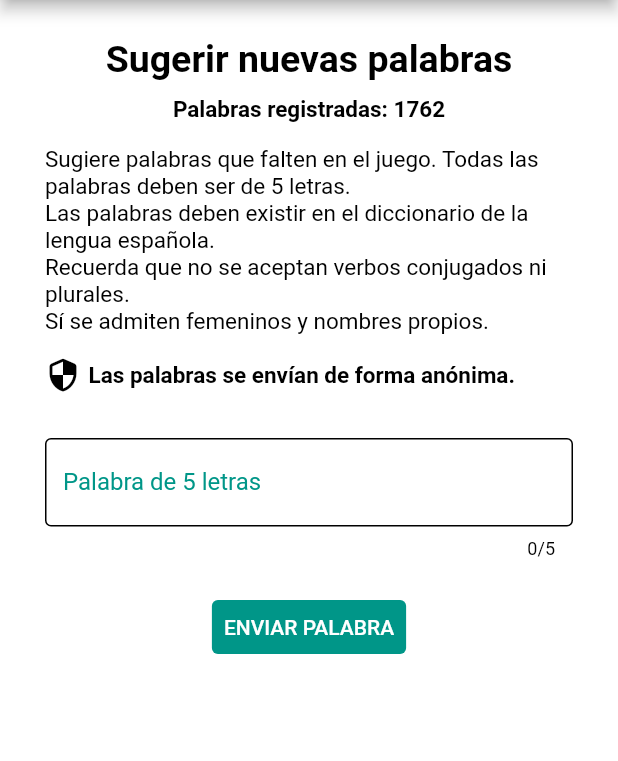
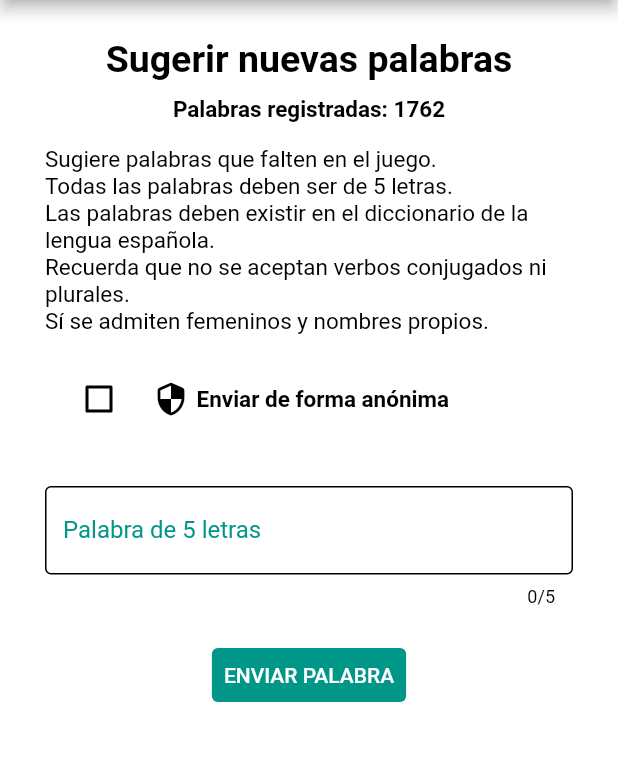
Before and after one commit to joaquinsolla/Encasillado, a Flutter app: the Suggest screen opened by its route, on a phone screen of 412 x 824 dp, the part 84-845 px from its top. Run offline on Flutter 3.47's test engine with Material 2 defaults, Android fonts, the phone set to English and light mode, and no system bars; our stand-ins replace another_flushbar, charts_flutter, cloud_firestore, firebase_core, flutter_local_notifications, google_mobile_ads and 3 more; missing offline and left inert: mailto, new_version, slide_countdown_clock, social_share, twitter_intent; accounts and stored records are empty; network calls fail; Roboto replaces fonts that are missing (RaleWay).

Commit message:
Suggestions updated

```diff
--- a/TO-DO.txt
+++ b/TO-DO.txt
@@ -1,7 +1,7 @@
 ##### TO-DO list #####
 
 -------PRIORITY--------
-sugerir anonimo
+sugerir: comprobar si ya existe
 boton de sincronizar con la BD
 
 -------OTHERS----------
--- a/lib/pages/suggest.dart
+++ b/lib/pages/suggest.dart
@@ -25,6 +25,7 @@ class UpperCaseTextFormatter extends TextInputFormatter {
 class _SuggestState extends State<Suggest> {
 
   final wordController = TextEditingController();
+  bool? anonymous = false;
 
   @override
   void dispose() {
@@ -83,8 +84,8 @@ class _SuggestState extends State<Suggest> {
                       height: 15,
                     ),
                     Text(
-                      "Sugiere palabras que falten en el juego. Todas las palabras "
-                          "deben ser de 5 letras.\n"
+                      "Sugiere palabras que falten en el juego.\n"
+                          "Todas las palabras deben ser de 5 letras.\n"
                           "Las palabras deben existir en el diccionario de la lengua "
                           "española.\n"
                           "Recuerda que no se aceptan verbos conjugados ni plurales.\n"
@@ -99,14 +100,17 @@ class _SuggestState extends State<Suggest> {
                       textAlign: TextAlign.left,
                     ),
                     SizedBox(height: 15,),
-                    Wrap(
+                    Theme(
+                      data: ThemeData(unselectedWidgetColor: appBlack),
+                      child: CheckboxListTile(
+                      title: Wrap(
                         alignment: WrapAlignment.start,
                         crossAxisAlignment: WrapCrossAlignment.center,
                         children: [
                           Icon(Icons.security_rounded, color: appBlack,),
                           SizedBox(width: 5,),
                           Text(
-                          "Las palabras se envían de forma anónima.",
+                            "Enviar de forma anónima",
                             style: TextStyle(
                               fontSize: 15,
                               color: appBlack,
@@ -117,6 +121,16 @@ class _SuggestState extends State<Suggest> {
                             textAlign: TextAlign.left,
                           ),
                         ],
+                      ),
+                      value: anonymous,
+                      onChanged: (newValue) {
+                        setState(() {
+                          anonymous = newValue;
+                        });
+                      },
+                      controlAffinity: ListTileControlAffinity.leading,
+                        activeColor: appMainColor,
+                    ),
                     ),
                     SizedBox(height: 30,),
                     TextField(
@@ -163,7 +177,7 @@ class _SuggestState extends State<Suggest> {
                                       flushbarPosition: FlushbarPosition.TOP,
                                     ).show(context);
                                   } else {
-                                    sendSuggestedWord(wordController.text, context);
+                                    sendSuggestedWord(wordController.text, anonymous!, context);
                                   }
                                   FocusManager.instance.primaryFocus?.unfocus();
                                   wordController.text = '';
```
Also changed, not shown: lib/common/methods.dart (+41 -2 lines). Lines whose indentation alone changed are shown as unchanged.
